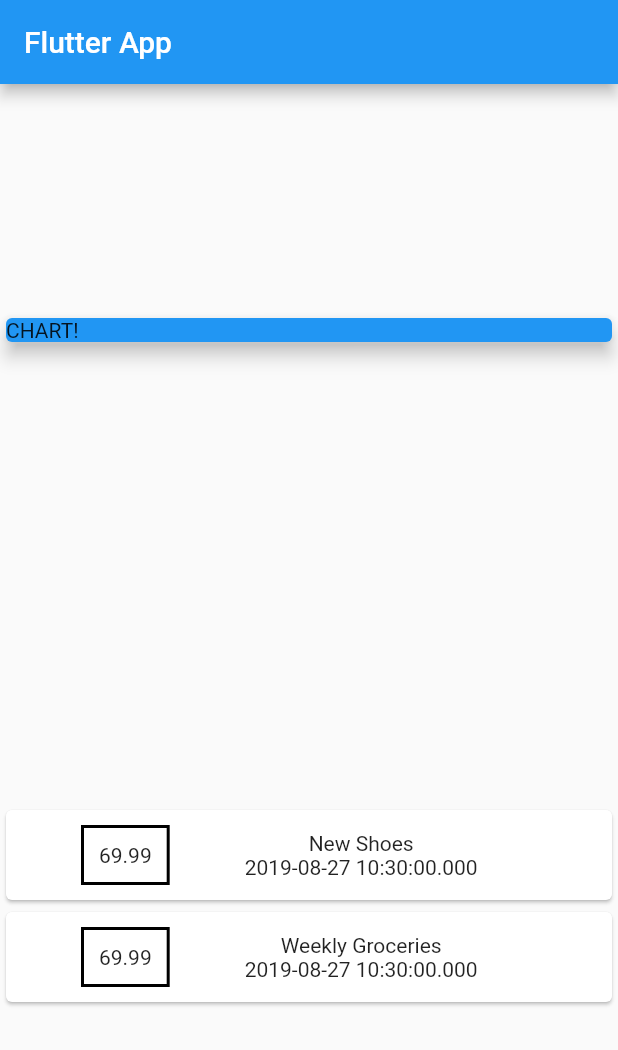
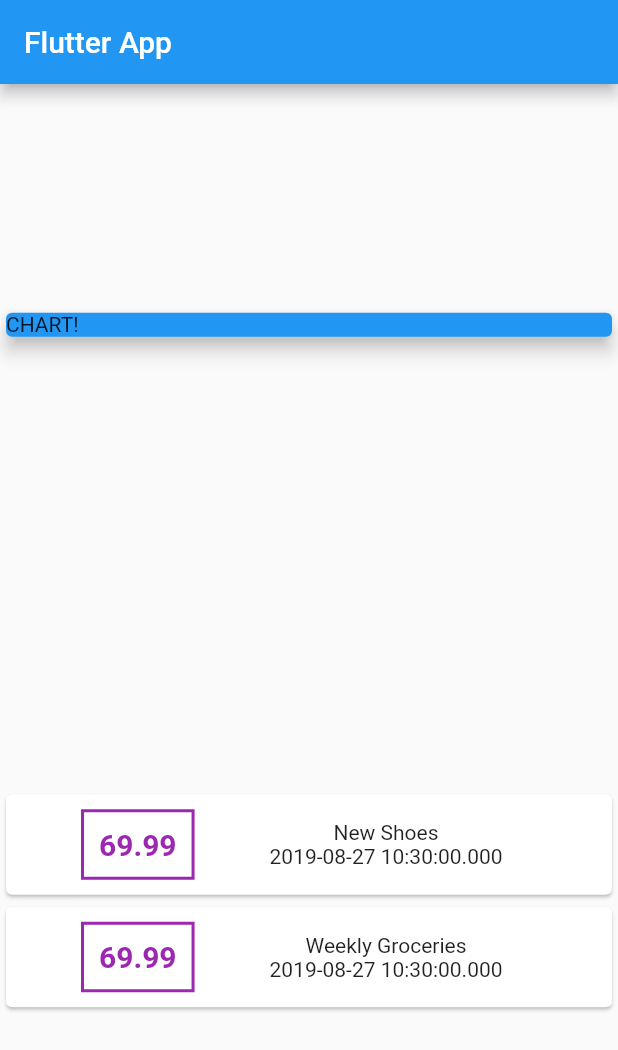
Before and after one commit to Maharoz/PersonalExpenseApp, a Flutter app: the screen it shows after launch, on a phone screen of 412 x 824 dp. Shown: the top 1050 px of the screen. Run offline on Flutter 3.47's test engine with Material 2 defaults, Android fonts, the phone set to English and light mode, and no system bars.

Commit message:
styling text

```diff
--- a/lib/main.dart
+++ b/lib/main.dart
@@ -57,12 +57,15 @@ class MyHomePage extends StatelessWidget {
                           EdgeInsets.symmetric(vertical: 10, horizontal: 50),
                       decoration: BoxDecoration(
                         border: Border.all(
-                          color: Colors.black,
+                          color: Colors.purple,
                           width: 2,
                         ),
                       ),
                       padding: EdgeInsets.all(10),
-                      child: Text(tx.amount.toString()),
+                      child: Text(tx.amount.toString(),
+                      style: TextStyle(fontWeight:FontWeight.bold,
+                      fontSize: 20,color:Colors.purple),
+                      ),
                     ),
                     Column(
                       children: <Widget>[
```
